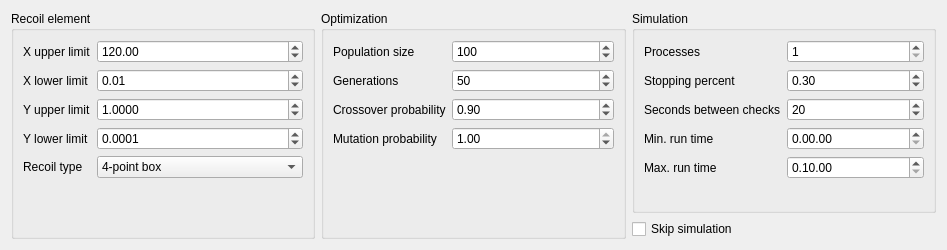
Before: the Qt Designer form ui_files/ui_optimization_recoil_params.ui in JYU-IBA/potku, drawn with Qt 5.
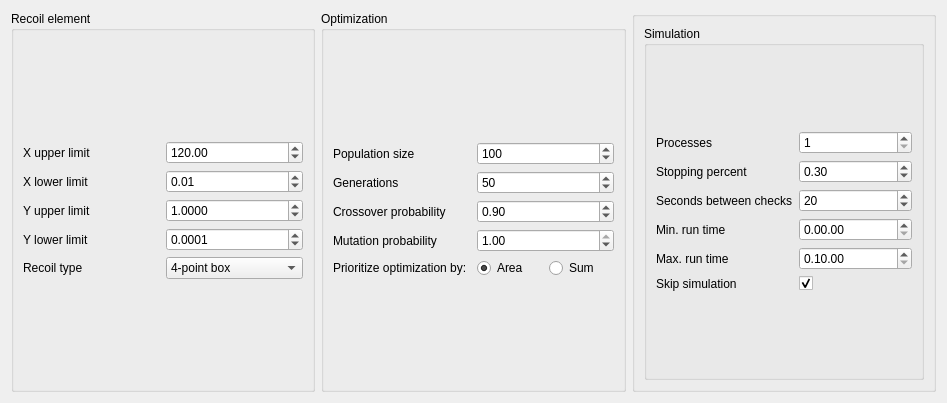
After: the same form once the commit is applied.

Commit message: User can now choose the optimization parameter

Patch:
```diff
--- a/ui_files/ui_optimization_recoil_params.ui
+++ b/ui_files/ui_optimization_recoil_params.ui
@@ -7,7 +7,7 @@
     <x>0</x>
     <y>0</y>
     <width>947</width>
-    <height>250</height>
+    <height>403</height>
    </rect>
   </property>
   <property name="sizePolicy">
@@ -35,7 +35,7 @@
        </property>
        <layout class="QVBoxLayout" name="verticalLayout_4">
         <item>
-         <layout class="QFormLayout" name="formLayout">
+         <layout class="QGridLayout" name="gridLayout">
           <item row="0" column="0">
            <widget class="QLabel" name="label_2">
             <property name="text">
@@ -174,7 +174,43 @@
        </property>
        <layout class="QVBoxLayout" name="verticalLayout_3">
         <item>
-         <layout class="QFormLayout" name="formLayout_2">
+         <layout class="QGridLayout" name="gridLayout_2">
+          <item row="3" column="0">
+           <widget class="QLabel" name="label_9">
+            <property name="text">
+             <string>Mutation probability</string>
+            </property>
+           </widget>
+          </item>
+          <item row="3" column="1">
+           <widget class="QDoubleSpinBox" name="mutationProbDoubleSpinBox">
+            <property name="maximum">
+             <double>1.000000000000000</double>
+            </property>
+            <property name="singleStep">
+             <double>0.010000000000000</double>
+            </property>
+            <property name="value">
+             <double>1.000000000000000</double>
+            </property>
+           </widget>
+          </item>
+          <item row="2" column="1">
+           <widget class="QDoubleSpinBox" name="crossoverProbDoubleSpinBox">
+            <property name="decimals">
+             <number>2</number>
+            </property>
+            <property name="maximum">
+             <double>1.000000000000000</double>
+            </property>
+            <property name="singleStep">
+             <double>0.100000000000000</double>
+            </property>
+            <property name="value">
+             <double>0.900000000000000</double>
+            </property>
+           </widget>
+          </item>
           <item row="0" column="0">
            <widget class="QLabel" name="label">
             <property name="text">
@@ -182,6 +218,13 @@
             </property>
            </widget>
           </item>
+          <item row="1" column="0">
+           <widget class="QLabel" name="label_10">
+            <property name="text">
+             <string>Generations</string>
+            </property>
+           </widget>
+          </item>
           <item row="0" column="1">
            <widget class="QSpinBox" name="populationSpinBox">
             <property name="minimum">
@@ -195,13 +238,6 @@
             </property>
            </widget>
           </item>
-          <item row="1" column="0">
-           <widget class="QLabel" name="label_10">
-            <property name="text">
-             <string>Generations</string>
-            </property>
-           </widget>
-          </item>
           <item row="1" column="1">
            <widget class="QSpinBox" name="generationSpinBox">
             <property name="maximum">
@@ -219,40 +255,41 @@
             </property>
            </widget>
           </item>
-          <item row="2" column="1">
-           <widget class="QDoubleSpinBox" name="crossoverProbDoubleSpinBox">
-            <property name="decimals">
-             <number>2</number>
-            </property>
-            <property name="maximum">
-             <double>1.000000000000000</double>
-            </property>
-            <property name="singleStep">
-             <double>0.100000000000000</double>
-            </property>
-            <property name="value">
-             <double>0.900000000000000</double>
-            </property>
-           </widget>
-          </item>
-          <item row="3" column="0">
-           <widget class="QLabel" name="label_9">
+          <item row="4" column="1">
+           <layout class="QHBoxLayout" name="horizontalLayout_4">
+            <item>
+             <widget class="QRadioButton" name="areaRadioButton">
+              <property name="tabletTracking">
+               <bool>false</bool>
+              </property>
+              <property name="text">
+               <string>Area</string>
+              </property>
+              <property name="checked">
+               <bool>true</bool>
+              </property>
+             </widget>
+            </item>
+            <item>
+             <widget class="QRadioButton" name="sumRadioButton">
             <property name="text">
-             <string>Mutation probability</string>
+               <string>Sum</string>
             </property>
            </widget>
           </item>
-          <item row="3" column="1">
-           <widget class="QDoubleSpinBox" name="mutationProbDoubleSpinBox">
-            <property name="maximum">
-             <double>1.000000000000000</double>
+           </layout>
+          </item>
+          <item row="4" column="0">
+           <widget class="QLabel" name="label_23">
+            <property name="sizePolicy">
+             <sizepolicy hsizetype="Minimum" vsizetype="Minimum">
+              <horstretch>0</horstretch>
+              <verstretch>0</verstretch>
+             </sizepolicy>
             </property>
-            <property name="singleStep">
-             <double>0.010000000000000</double>
+            <property name="text">
+             <string>Prioritize optimization by:</string>
             </property>
-            <property name="value">
-             <double>1.000000000000000</double>
-            </property>
            </widget>
           </item>
          </layout>
@@ -261,6 +298,7 @@
       </widget>
      </item>
      <item>
+      <widget class="QGroupBox" name="groupBox">
       <layout class="QVBoxLayout" name="verticalLayout_2">
        <item>
         <widget class="QGroupBox" name="simGroupBox">
@@ -275,30 +313,7 @@
          </property>
          <layout class="QVBoxLayout" name="verticalLayout_5">
           <item>
-           <layout class="QFormLayout" name="simFormLayout">
-            <item row="1" column="0">
-             <widget class="QLabel" name="label_11">
-              <property name="text">
-               <string>Stopping percent</string>
-              </property>
-             </widget>
-            </item>
-            <item row="1" column="1">
-             <widget class="QDoubleSpinBox" name="percentDoubleSpinBox">
-              <property name="minimum">
-               <double>0.010000000000000</double>
-              </property>
-              <property name="maximum">
-               <double>1.000000000000000</double>
-              </property>
-              <property name="singleStep">
-               <double>0.010000000000000</double>
-              </property>
-              <property name="value">
-               <double>0.300000000000000</double>
-              </property>
-             </widget>
-            </item>
+            <layout class="QGridLayout" name="gridLayout_3">
             <item row="2" column="0">
              <widget class="QLabel" name="label_12">
               <property name="text">
@@ -306,16 +321,6 @@
               </property>
              </widget>
             </item>
-            <item row="2" column="1">
-             <widget class="QSpinBox" name="timeSpinBox">
-              <property name="maximum">
-               <number>60</number>
-              </property>
-              <property name="value">
-               <number>20</number>
-              </property>
-             </widget>
-            </item>
             <item row="3" column="0">
              <widget class="QLabel" name="label_13">
               <property name="text">
@@ -323,23 +328,6 @@
               </property>
              </widget>
             </item>
-            <item row="4" column="0">
-             <widget class="QLabel" name="label_14">
-              <property name="text">
-               <string>Max. run time</string>
-              </property>
-             </widget>
-            </item>
-            <item row="3" column="1">
-             <widget class="QTimeEdit" name="minTimeEdit">
-              <property name="currentSection">
-               <enum>QDateTimeEdit::HourSection</enum>
-              </property>
-              <property name="displayFormat">
-               <string>H.mm.ss</string>
-              </property>
-             </widget>
-            </item>
             <item row="4" column="1">
              <widget class="QTimeEdit" name="maxTimeEdit">
               <property name="currentSection">
@@ -357,6 +345,13 @@
               </property>
              </widget>
             </item>
+             <item row="1" column="0">
+              <widget class="QLabel" name="label_11">
+               <property name="text">
+                <string>Stopping percent</string>
+               </property>
+              </widget>
+             </item>
             <item row="0" column="0">
              <widget class="QLabel" name="label_7">
               <property name="text">
@@ -364,6 +359,16 @@
               </property>
              </widget>
             </item>
+             <item row="2" column="1">
+              <widget class="QSpinBox" name="timeSpinBox">
+               <property name="maximum">
+                <number>60</number>
+               </property>
+               <property name="value">
+                <number>20</number>
+               </property>
+              </widget>
+             </item>
             <item row="0" column="1">
              <widget class="QSpinBox" name="processesSpinBox">
               <property name="minimum">
@@ -374,19 +379,72 @@
               </property>
              </widget>
             </item>
-           </layout>
-          </item>
-         </layout>
-        </widget>
-       </item>
-       <item>
-        <widget class="QCheckBox" name="skip_sim_chk_box">
+             <item row="1" column="1">
+              <widget class="QDoubleSpinBox" name="percentDoubleSpinBox">
+               <property name="minimum">
+                <double>0.010000000000000</double>
+               </property>
+               <property name="maximum">
+                <double>1.000000000000000</double>
+               </property>
+               <property name="singleStep">
+                <double>0.010000000000000</double>
+               </property>
+               <property name="value">
+                <double>0.300000000000000</double>
+               </property>
+              </widget>
+             </item>
+             <item row="3" column="1">
+              <widget class="QTimeEdit" name="minTimeEdit">
+               <property name="currentSection">
+                <enum>QDateTimeEdit::HourSection</enum>
+               </property>
+               <property name="displayFormat">
+                <string>H.mm.ss</string>
+               </property>
+              </widget>
+             </item>
+             <item row="4" column="0">
+              <widget class="QLabel" name="label_14">
+               <property name="text">
+                <string>Max. run time</string>
+               </property>
+              </widget>
+             </item>
+             <item row="5" column="0">
+              <widget class="QLabel" name="label_24">
          <property name="text">
           <string>Skip simulation</string>
          </property>
         </widget>
        </item>
-      </layout>
+             <item row="5" column="1">
+              <widget class="QCheckBox" name="skip_sim_chk_box">
+               <property name="enabled">
+                <bool>true</bool>
+               </property>
+               <property name="layoutDirection">
+                <enum>Qt::LeftToRight</enum>
+               </property>
+               <property name="text">
+                <string/>
+               </property>
+               <property name="checked">
+                <bool>true</bool>
+               </property>
+               <property name="tristate">
+                <bool>false</bool>
+               </property>
+              </widget>
+             </item>
+            </layout>
+           </item>
+          </layout>
+         </widget>
+        </item>
+       </layout>
+      </widget>
      </item>
     </layout>
    </item>
```
Lines whose indentation alone changed are shown as unchanged. The commit also changes 5 other files.
